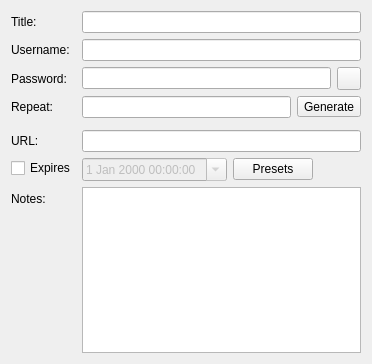
Old version of the form src/gui/entry/EditEntryWidgetMain.ui in the repository keepassxreboot/keepassxc.
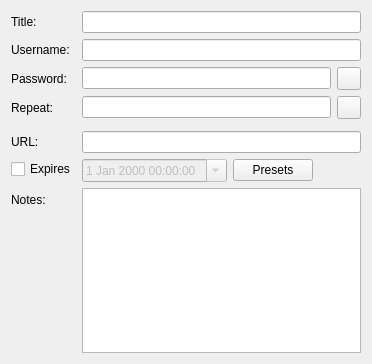
New version of the form. Custom widgets are drawn as their Qt base class.

Commit message: Reuse password generator icon.

```diff
--- a/src/gui/entry/EditEntryWidgetMain.ui
+++ b/src/gui/entry/EditEntryWidgetMain.ui
@@ -77,9 +77,6 @@
      </item>
      <item>
       <widget class="QToolButton" name="togglePasswordGeneratorButton">
-       <property name="text">
-        <string>Generate</string>
-       </property>
        <property name="checkable">
         <bool>true</bool>
        </property>
```
The commit also changes 1 other file.
